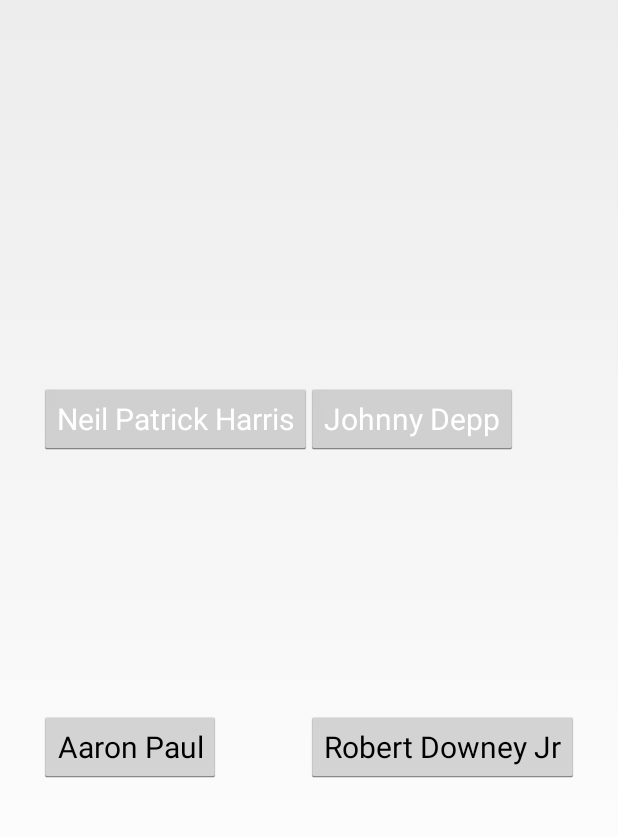
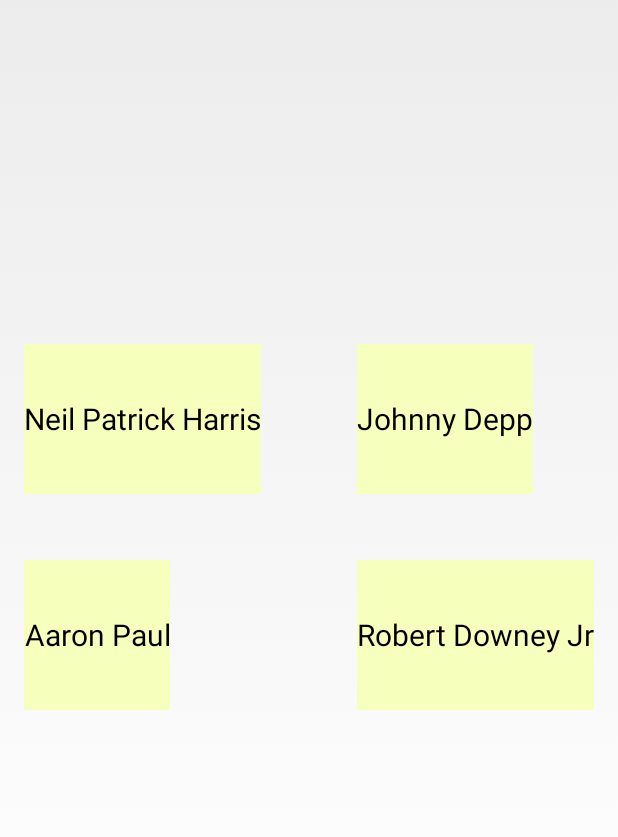
Before and after one commit to team-LRP/Guess_The_Voice, an Android app: the MainActivity2 screen opened directly, with no data from a screen before it, on a phone screen of 412 x 824 dp, the part 235-1072 px from its top. Run offline under Robolectric (Android 15) with nearby library versions, the phone set to English and light mode, and no system bars.

Commit message:
option buttons fixed

```diff
--- a/teamlrp/src/main/res/layout/activity_main2.xml
+++ b/teamlrp/src/main/res/layout/activity_main2.xml
@@ -13,12 +13,13 @@ android:layout_width="wrap_content"
 android:layout_height="wrap_content"
 android:id="@+id/button2"
 android:textSize="20dp"
-        android:textColor="#ffffff"
+        android:textColor="#000000"
 android:layout_alignTop="@+id/button1"
 android:layout_alignLeft="@+id/button4"
 android:layout_alignStart="@+id/button4"
+        android:background="#f6ffbb"
 
-        />
+        android:minHeight="100dp" />
 
 <Button
 android:layout_width="wrap_content"
@@ -26,11 +27,12 @@ android:layout_height="wrap_content"
 android:id="@+id/button1"
     android:textSize="20dp"
 
-    android:textColor="#ffffff"
+    android:textColor="#000000"
 android:layout_centerVertical="true"
 android:layout_alignLeft="@+id/button3"
 android:layout_alignStart="@+id/button3"
-     />
+    android:background="#f6ffbb"
+    android:minHeight="100dp" />
 
 <Button
 android:layout_width="wrap_content"
@@ -38,21 +40,23 @@ android:layout_height="wrap_content"
 android:id="@+id/button3"
     android:textSize="20dp"
 
-android:layout_alignTop="@+id/button4"
-android:layout_alignParentLeft="true"
-android:layout_alignParentStart="true"
-android:layout_marginLeft="10dp" />
+    android:background="#f6ffbb"
+    android:minHeight="100dp"
+    android:layout_below="@+id/button1"
+    android:layout_alignParentLeft="true"
+    android:layout_alignParentStart="true"
+    android:layout_marginTop="44dp" />
 
 <Button
 android:layout_width="wrap_content"
 android:layout_height="wrap_content"
 android:id="@+id/button4"
     android:textSize="20dp"
-android:layout_alignParentBottom="true"
-android:layout_alignParentRight="true"
-android:layout_alignParentEnd="true"
-android:layout_marginRight="10dp"
-android:layout_marginBottom="129dp" />
+    android:minHeight="100dp"
+    android:background="#f6ffbb"
+    android:layout_alignTop="@+id/button3"
+    android:layout_alignParentRight="true"
+    android:layout_alignParentEnd="true" />
 
 
 
```
Also changed, not shown: teamlrp/src/main/java/in/co/teamlrp/guessthevoice/MainActivity.java (line endings or trailing spaces).
